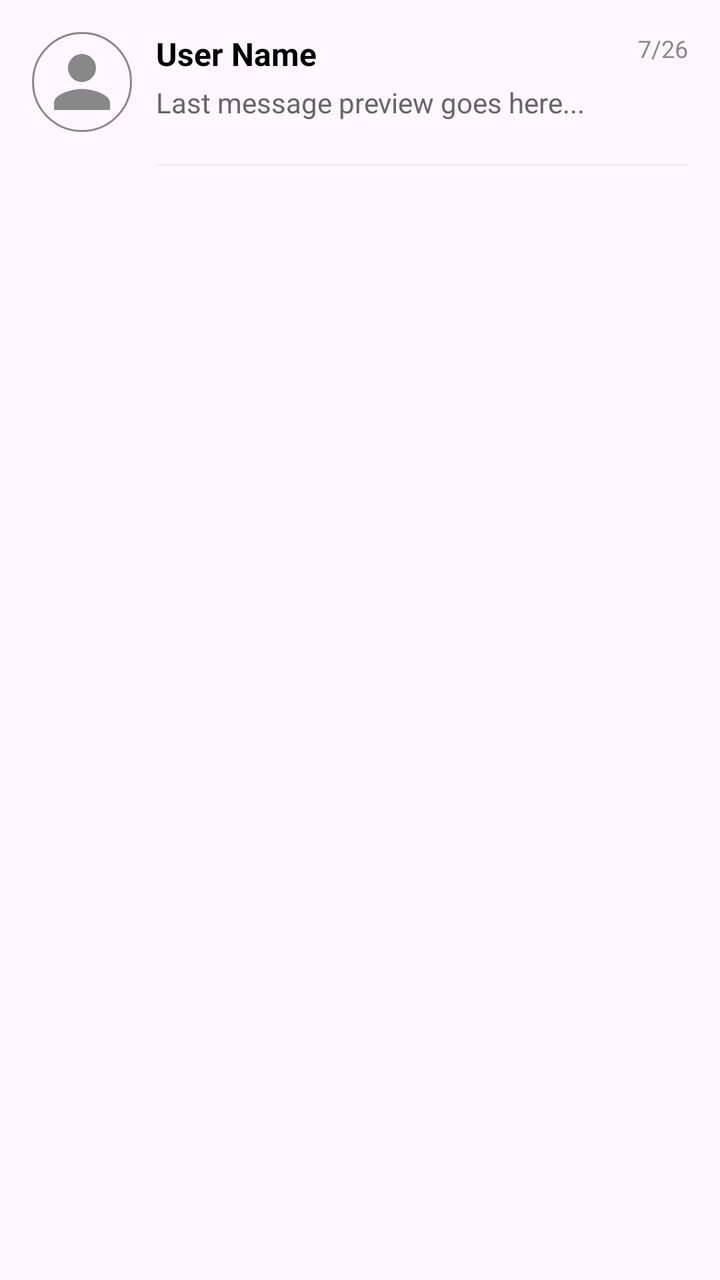
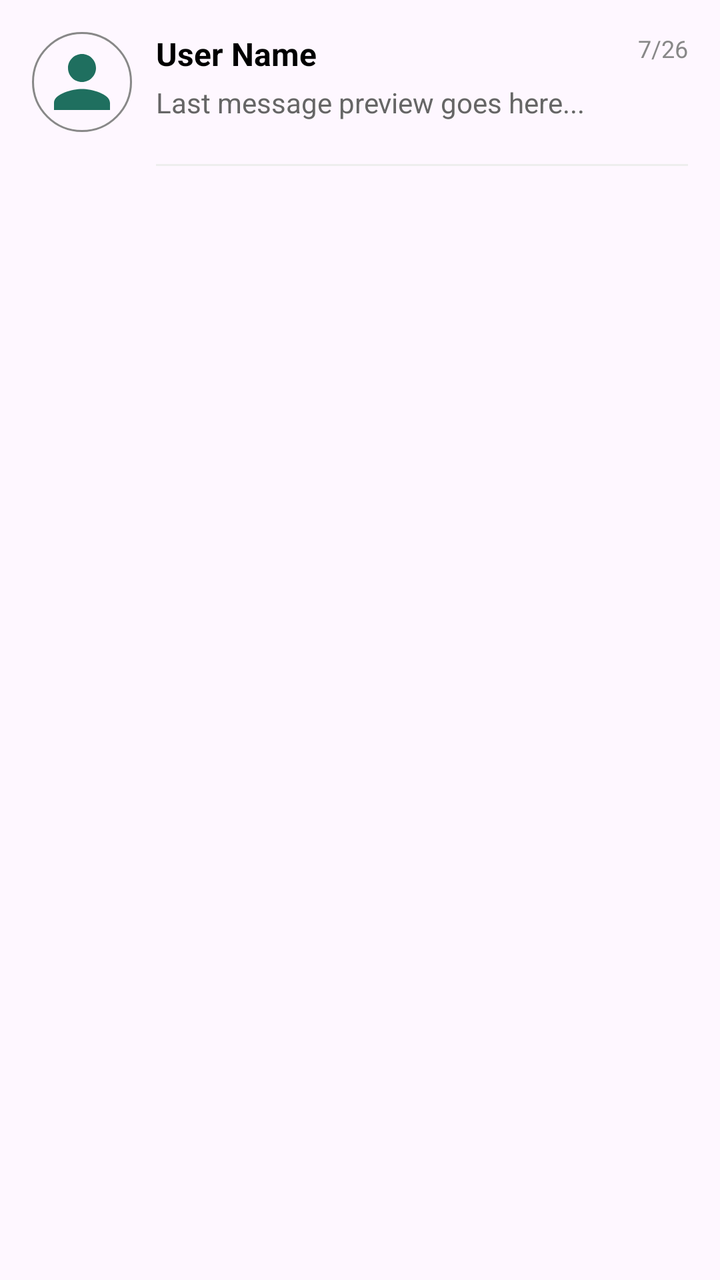

Screens rendered from an Android XML layout before and after an edit, with the pre-edit source and the edit as a unified diff.
<!-- AndroidManifest.xml: application theme Theme.AppDevLocalBuyAndSellSystem -->
<!-- res/layout/item_inbox.xml -->
<?xml version="1.0" encoding="utf-8"?>
<androidx.constraintlayout.widget.ConstraintLayout xmlns:android="http://schemas.android.com/apk/res/android"
    xmlns:app="http://schemas.android.com/apk/res-auto"
    xmlns:tools="http://schemas.android.com/tools"
    android:id="@+id/inboxItemContainer"
    android:layout_width="match_parent"
    android:layout_height="wrap_content"
    android:background="?attr/selectableItemBackground"
    android:padding="16dp">

    <ImageView
        android:id="@+id/ivInboxProfile"
        android:layout_width="50dp"
        android:layout_height="50dp"
        android:background="@drawable/circle_outline_bg"
        android:padding="4dp"
        android:src="@drawable/ic_user"
        app:layout_constraintStart_toStartOf="parent"
        app:layout_constraintTop_toTopOf="parent"
        app:tint="#888888"
        android:contentDescription="User Profile" />

    <TextView
        android:id="@+id/tvInboxName"
        android:layout_width="0dp"
        android:layout_height="wrap_content"
        android:layout_marginStart="12dp"
        android:layout_marginEnd="8dp"
        android:text="User Name"
        android:textColor="#000000"
        android:textSize="16sp"
        android:textStyle="bold"
        app:layout_constraintEnd_toStartOf="@id/tvInboxDate"
        app:layout_constraintStart_toEndOf="@id/ivInboxProfile"
        app:layout_constraintTop_toTopOf="@id/ivInboxProfile" />

    <TextView
        android:id="@+id/tvInboxLastMessage"
        android:layout_width="0dp"
        android:layout_height="wrap_content"
        android:layout_marginTop="4dp"
        android:ellipsize="end"
        android:maxLines="1"
        android:text="Last message preview goes here..."
        android:textColor="#666666"
        android:textSize="14sp"
        app:layout_constraintEnd_toStartOf="@id/tvInboxUnread"
        app:layout_constraintStart_toStartOf="@id/tvInboxName"
        app:layout_constraintTop_toBottomOf="@id/tvInboxName" />

    <TextView
        android:id="@+id/tvInboxDate"
        android:layout_width="wrap_content"
        android:layout_height="wrap_content"
        android:text="7/26"
        android:textColor="#888888"
        android:textSize="12sp"
        app:layout_constraintEnd_toEndOf="parent"
        app:layout_constraintTop_toTopOf="@id/tvInboxName" />

    <TextView
        android:id="@+id/tvInboxUnread"
        android:layout_width="20dp"
        android:layout_height="20dp"
        android:layout_marginTop="4dp"
        android:background="@drawable/unread_badge_bg"
        android:gravity="center"
        android:text="1"
        android:textColor="#FFFFFF"
        android:textSize="10sp"
        android:textStyle="bold"
        android:visibility="gone"
        app:layout_constraintEnd_toEndOf="parent"
        app:layout_constraintTop_toBottomOf="@id/tvInboxDate"
        tools:visibility="visible" />

    <View
        android:layout_width="0dp"
        android:layout_height="1dp"
        android:layout_marginTop="16dp"
        android:background="#EEEEEE"
        app:layout_constraintEnd_toEndOf="parent"
        app:layout_constraintStart_toStartOf="@id/tvInboxName"
        app:layout_constraintTop_toBottomOf="@id/ivInboxProfile" />

</androidx.constraintlayout.widget.ConstraintLayout>
<!-- resources referenced by this layout -->
<resources>
  <!-- drawable circle_outline_bg (drawable) -->
  <?xml version="1.0" encoding="utf-8"?>
  <shape xmlns:android="http://schemas.android.com/apk/res/android"
      android:shape="oval">
      <stroke
          android:width="1dp"
          android:color="#888888" />
      <solid android:color="@android:color/transparent"/>
  </shape>
  <!-- drawable ic_user (drawable) -->
  <vector xmlns:android="http://schemas.android.com/apk/res/android"
      android:width="24dp"
      android:height="24dp"
      android:viewportWidth="24"
      android:viewportHeight="24">
      <path
          android:fillColor="#1F6F5F"
          android:pathData="M12,12c2.21,0 4,-1.79 4,-4s-1.79,-4 -4,-4 -4,1.79 -4,4 1.79,4 4,4zM12,14c-2.67,0 -8,1.34 -8,4v2h16v-2c0,-2.66 -5.33,-4 -8,-4z" />
  </vector>
  <!-- drawable unread_badge_bg (drawable) -->
  <?xml version="1.0" encoding="utf-8"?>
  <shape xmlns:android="http://schemas.android.com/apk/res/android"
      android:shape="oval">
      <solid android:color="#FF0000"/>
  </shape>
  <style name="Theme.AppDevLocalBuyAndSellSystem" parent="Base.Theme.AppDevLocalBuyAndSellSystem" />
  <style name="Base.Theme.AppDevLocalBuyAndSellSystem" parent="Theme.Material3.DayNight.NoActionBar">
          
          
      </style>
</resources>

<!-- the commit's change to res/layout/item_inbox.xml (unified diff, before → after) -->
@@ -17,7 +17,6 @@
         android:src="@drawable/ic_user"
         app:layout_constraintStart_toStartOf="parent"
         app:layout_constraintTop_toTopOf="parent"
-        app:tint="#888888"
         android:contentDescription="User Profile" />
 
     <TextView
